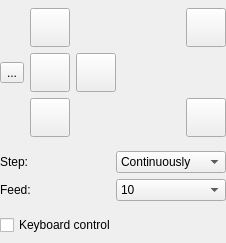
Old version of the form src/candle/form_partial/main/partmainjog.ui in the repository bodyhey/Candle3.
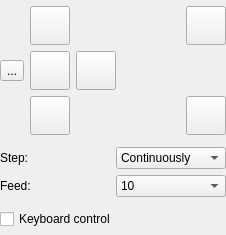
New version of the form. Icons and pictures are not drawn. Custom widgets are drawn as their Qt base class.

```diff
--- a/src/candle/form_partial/main/partmainjog.ui
+++ b/src/candle/form_partial/main/partmainjog.ui
@@ -7,7 +7,7 @@
     <x>0</x>
     <y>0</y>
     <width>226</width>
-    <height>243</height>
+    <height>235</height>
    </rect>
   </property>
   <property name="sizePolicy">
```
Left out of the diff: 10 changed lines with no effect on the pictures.
